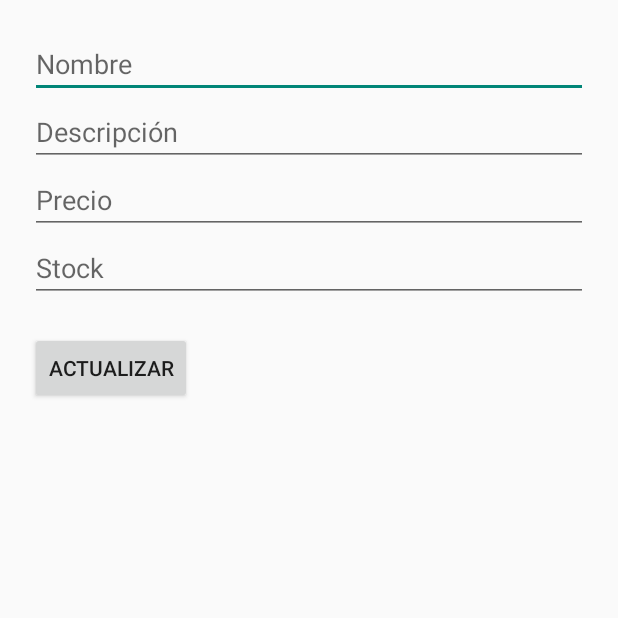
After one commit to Code-Wizard02/kotlinAPI, an Android app built with Jetpack Compose: the FormularioActualizarProductoActivity screen opened directly, with no data from a screen before it, on a phone screen of 412 x 824 dp, the top half of it. The commit adds this screen. Run offline under Robolectric (Android 15) with nearby library versions, the phone set to English and light mode, and no system bars; 6 statements that could not run were skipped.

Commit message:
Products Update

```diff
--- a/app/src/main/java/com/example/tiendita/ApiService.kt
+++ b/app/src/main/java/com/example/tiendita/ApiService.kt
@@ -23,8 +23,12 @@ interface ApiService {
     @POST("api/products")
     fun crearProducto(@Body product: ProductRequest): Call<Product>
 
+    @GET("api/products/{id}")
+    fun getProductoPorId(@Path("id") id: String): Call<Product>
+
     @PATCH("api/products/{id}")
-    fun actualizarProducto(@Path("id") id: String, @Body producto: Map<String, Any>): Call<Product>
+    fun actualizarProducto(@Path("id") id: String, @Body producto: ProductRequest): Call<Product>
+
 
     @DELETE("api/products/{id}")
     fun eliminarProducto(@Path("id") id: String): Call<Product>
--- /dev/null
+++ b/app/src/main/java/com/example/tiendita/FormularioActualizarProductoActivity.kt
@@ -0,0 +1,79 @@
+package com.example.tiendita
+
+import android.content.Intent
+import android.os.Bundle
+import android.widget.Button
+import android.widget.EditText
+import android.widget.Toast
+import androidx.activity.ComponentActivity
+import retrofit2.Call
+import retrofit2.Callback
+import retrofit2.Response
+
+class FormularioActualizarProductoActivity : ComponentActivity() {
+
+    private lateinit var etNombre: EditText
+    private lateinit var etDescripcion: EditText
+    private lateinit var etPrecio: EditText
+    private lateinit var etStock: EditText
+    private lateinit var btnActualizar: Button
+    private lateinit var producto: Product
+    private lateinit var idProducto: String // Para almacenar el ID del producto
+
+    override fun onCreate(savedInstanceState: Bundle?) {
+        super.onCreate(savedInstanceState)
+        setContentView(R.layout.activity_actualizar_producto)
+
+        etNombre = findViewById(R.id.etNombre)
+        etDescripcion = findViewById(R.id.etDescripcion)
+        etPrecio = findViewById(R.id.etPrecio)
+        etStock = findViewById(R.id.etStock)
+        btnActualizar = findViewById(R.id.btnActualizarProducto)
+
+        // Recuperar el producto seleccionado de la Intent
+        producto = intent.getSerializableExtra("producto") as Product
+
+        // Asignar los valores del producto a los EditText
+        etNombre.setText(producto.nombre)
+        etDescripcion.setText(producto.descripcion)
+        etPrecio.setText(producto.precio.toString())
+        etStock.setText(producto.stock.toString())
+
+        // Obtener el ID del producto
+        idProducto = producto.id
+
+        btnActualizar.setOnClickListener {
+            // Crear el objeto ProductRequest con los datos actualizados
+            val updatedProduct = ProductRequest(
+                nombre = etNombre.text.toString().trim(),
+                descripcion = etDescripcion.text.toString().trim(),
+                precio = etPrecio.text.toString().toIntOrNull() ?: 0,
+                stock = etStock.text.toString().toIntOrNull() ?: 0
+            )
+
+            // Enviar la solicitud PATCH a la API
+            RetrofitClient.getInstance(this).actualizarProducto(idProducto, updatedProduct)
+                .enqueue(object : Callback<Product> {
+                    override fun onResponse(call: Call<Product>, response: Response<Product>) {
+                        if (response.isSuccessful) {
+                            // Actualización exitosa
+                            Toast.makeText(this@FormularioActualizarProductoActivity, "Producto actualizado", Toast.LENGTH_SHORT).show()
+
+                            // Pasar el ID del producto actualizado a la actividad de lista
+                            val intent = Intent()
+                            intent.putExtra("idProductoActualizado", idProducto)
+                            setResult(RESULT_OK, intent)  // Establecer el resultado para la actividad que lo llamó
+                            finish()  // Terminar la actividad después de actualizar
+                        } else {
+                            // Error al actualizar
+                            Toast.makeText(this@FormularioActualizarProductoActivity, "Error al actualizar producto", Toast.LENGTH_SHORT).show()
+                        }
+                    }
+
+                    override fun onFailure(call: Call<Product>, t: Throwable) {
+                        Toast.makeText(this@FormularioActualizarProductoActivity, "Error: ${t.message}", Toast.LENGTH_SHORT).show()
+                    }
+                })
+        }
+    }
+}
--- a/app/src/main/java/com/example/tiendita/MostrarProductoActivity.kt
+++ b/app/src/main/java/com/example/tiendita/MostrarProductoActivity.kt
@@ -30,7 +30,8 @@ class MostrarProductoActivity : ComponentActivity() {
             override fun onResponse(call: Call<List<Product>>, response: Response<List<Product>>) {
                 if (response.isSuccessful && response.body() != null) {
                     val productos = response.body()!!
-                    recyclerProductos.adapter = ProductoAdapter(productos)
+                    recyclerProductos.adapter = ProductoAdapter(productos) { producto ->
+                    }
                 } else {
                     Toast.makeText(this@MostrarProductoActivity, "Error al cargar productos", Toast.LENGTH_SHORT).show()
                 }
--- a/app/src/main/java/com/example/tiendita/Product.kt
+++ b/app/src/main/java/com/example/tiendita/Product.kt
@@ -1,6 +1,7 @@
 package com.example.tiendita
 
 import com.google.gson.annotations.SerializedName
+import java.io.Serializable
 
 data class Product(
     @SerializedName("_id") val id: String,
@@ -8,4 +9,4 @@ data class Product(
     val descripcion: String,
     val precio: Int,
     val stock: Int
-)
+) : Serializable
--- /dev/null
+++ b/app/src/main/res/layout/activity_actualizar_producto.xml
@@ -0,0 +1,45 @@
+<?xml version="1.0" encoding="utf-8"?>
+<ScrollView xmlns:android="http://schemas.android.com/apk/res/android"
+    android:layout_width="match_parent"
+    android:layout_height="match_parent">
+
+    <LinearLayout
+        android:orientation="vertical"
+        android:padding="20dp"
+        android:layout_width="match_parent"
+        android:layout_height="wrap_content">
+
+        <EditText
+            android:id="@+id/etNombre"
+            android:hint="Nombre"
+            android:layout_width="match_parent"
+            android:layout_height="wrap_content" />
+
+        <EditText
+            android:id="@+id/etDescripcion"
+            android:hint="Descripción"
+            android:layout_width="match_parent"
+            android:layout_height="wrap_content" />
+
+        <EditText
+            android:id="@+id/etPrecio"
+            android:hint="Precio"
+            android:inputType="number"
+            android:layout_width="match_parent"
+            android:layout_height="wrap_content" />
+
+        <EditText
+            android:id="@+id/etStock"
+            android:hint="Stock"
+            android:inputType="number"
+            android:layout_width="match_parent"
+            android:layout_height="wrap_content" />
+
+        <Button
+            android:id="@+id/btnActualizarProducto"
+            android:text="Actualizar"
+            android:layout_width="wrap_content"
+            android:layout_height="wrap_content"
+            android:layout_marginTop="20dp"/>
+    </LinearLayout>
+</ScrollView>
--- a/app/src/main/res/layout/activity_dashboard.xml
+++ b/app/src/main/res/layout/activity_dashboard.xml
@@ -29,12 +29,12 @@
 
         <Button
             android:id="@+id/btnVerProductos"
-            android:layout_width="wrap_content"
+            android:layout_width="379dp"
             android:layout_height="wrap_content"
             android:text="Ver Productos" />
 
         <Button
-            android:id="@+id/btnActualizarProducto"
+            android:id="@+id/btnActualizar"
             android:layout_width="match_parent"
             android:layout_height="wrap_content"
             android:text="Actualizar Producto" />
```
Also changed, not shown: app/src/main/AndroidManifest.xml (+8 -0 lines), app/src/main/java/com/example/tiendita/ActualizarListaProductosActivity.kt (added, +99 -0 lines), app/src/main/java/com/example/tiendita/DashboardActivity.kt (+6 -1 lines), app/src/main/java/com/example/tiendita/ProductoAdapter.kt (+9 -4 lines), app/src/main/res/layout/activity_actualizar_lista_productos.xml (added, +12 -0 lines).
